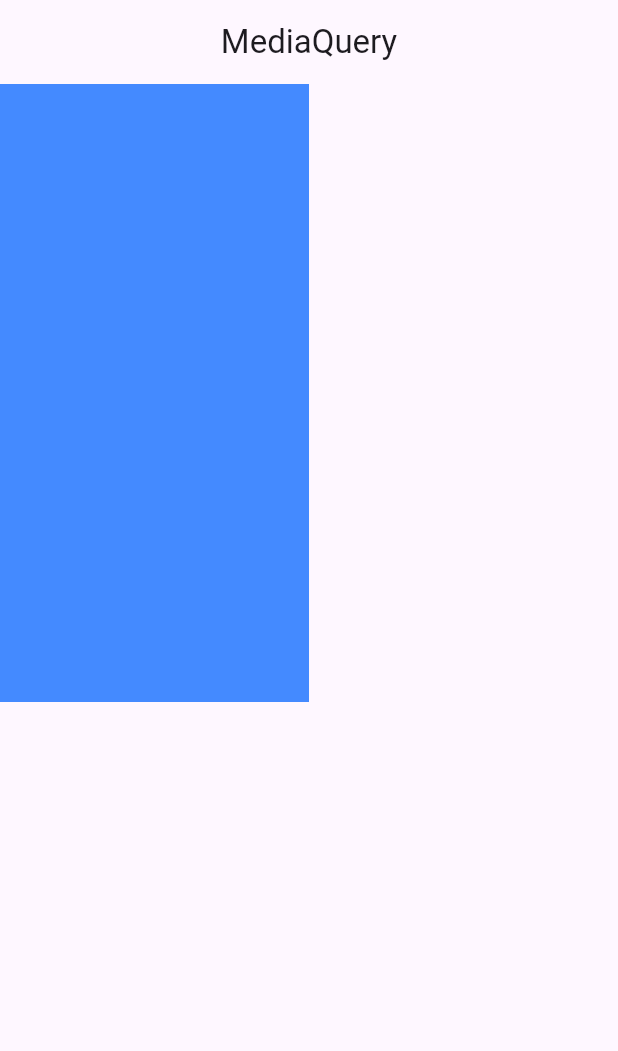
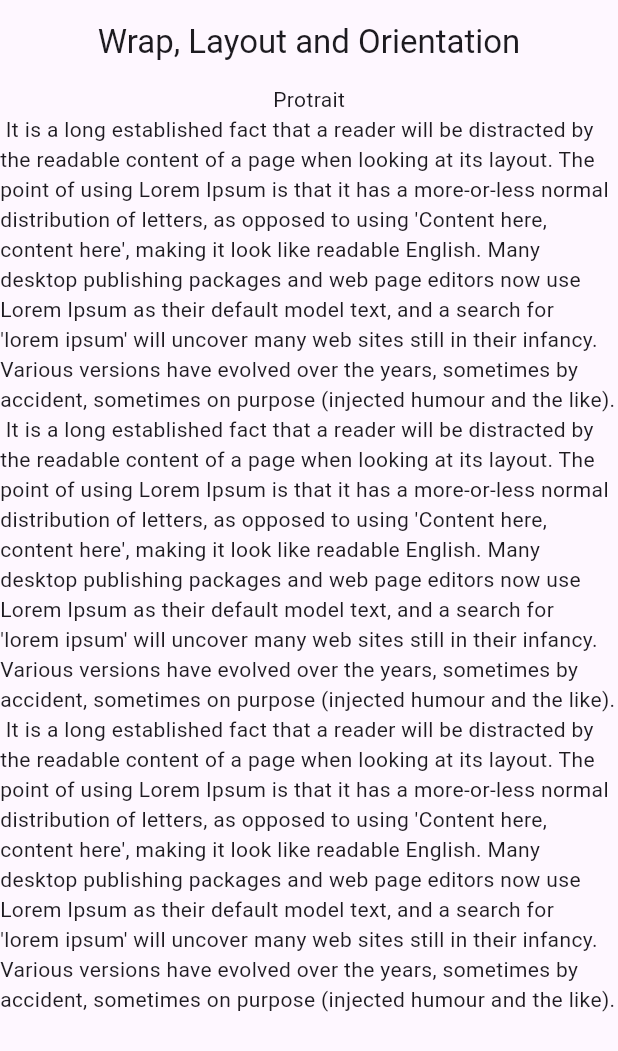
Before and after one commit to saif-ibne-ali/flutter_projects, a Flutter app: the screen it shows after launch, on a phone screen of 412 x 824 dp. Shown: the top 1051 px of the screen. Run offline on Flutter 3.47's test engine with Material 2 defaults, Android fonts, the light colour scheme and no system bars.

Commit message:
LayoutBuilder,OrientationBuilder,Wrapper

```diff
--- a/lib/main.dart
+++ b/lib/main.dart
@@ -1,6 +1,7 @@
 import 'dart:ui';
 
 import 'package:flutter/material.dart';
+import 'package:flutter/rendering.dart';
 
 void main() {
   runApp(const MyApp());
@@ -29,30 +30,45 @@ class HomeScreen extends StatelessWidget {
 
   @override
   Widget build(BuildContext context) {
-    Size size = MediaQuery.of(context).size;
-    print(size);
-    print(size.width);
-    print(size.height);
-    print(size.aspectRatio);
-    print(size.isEmpty);
-    Orientation orientation = MediaQuery.of(context).orientation;
-    print(orientation);
-    List<DisplayFeature> displayFeatures =
-        MediaQuery.of(context).displayFeatures;
-    print(displayFeatures);
-    print(MediaQuery.of(context).devicePixelRatio);
-    print(MediaQuery.platformBrightnessOf(context));
-
     return Scaffold(
-      appBar: AppBar(
-        title: const Text("MediaQuery"),
-        centerTitle: true,
-      ),
-      body: Container(
-        height: size.height / 2,
-        width: size.width / 2,
-        color: Colors.blueAccent,
-      ),
-    );
+        appBar: AppBar(
+          title: const Text("Wrap, Layout and Orientation"),
+          centerTitle: true,
+        ),
+        body: LayoutBuilder(builder: (context, constraints) {
+          print(constraints.biggest);
+          if (constraints.maxWidth > 500) {
+            return const Center(
+              child: Text("To Big Screen"),
+            );
+          } else {
+            return Center(
+              child: OrientationBuilder(builder: (context, orientation) {
+                return Column(
+                  mainAxisAlignment: MainAxisAlignment.center,
+                  children: [
+                    Text(orientation == Orientation.portrait
+                        ? "Protrait"
+                        : "Landscape"),
+                    Expanded(
+                      child: Wrap(
+                        alignment: WrapAlignment.center,
+                        crossAxisAlignment: WrapCrossAlignment.start,
+                        children: [
+                          Text(
+                              " It is a long established fact that a reader will be distracted by the readable content of a page when looking at its layout. The point of using Lorem Ipsum is that it has a more-or-less normal distribution of letters, as opposed to using 'Content here, content here', making it look like readable English. Many desktop publishing packages and web page editors now use Lorem Ipsum as their default model text, and a search for 'lorem ipsum' will uncover many web sites still in their infancy. Various versions have evolved over the years, sometimes by accident, sometimes on purpose (injected humour and the like). "),
+                          Text(
+                              " It is a long established fact that a reader will be distracted by the readable content of a page when looking at its layout. The point of using Lorem Ipsum is that it has a more-or-less normal distribution of letters, as opposed to using 'Content here, content here', making it look like readable English. Many desktop publishing packages and web page editors now use Lorem Ipsum as their default model text, and a search for 'lorem ipsum' will uncover many web sites still in their infancy. Various versions have evolved over the years, sometimes by accident, sometimes on purpose (injected humour and the like). "),
+                          Text(
+                              " It is a long established fact that a reader will be distracted by the readable content of a page when looking at its layout. The point of using Lorem Ipsum is that it has a more-or-less normal distribution of letters, as opposed to using 'Content here, content here', making it look like readable English. Many desktop publishing packages and web page editors now use Lorem Ipsum as their default model text, and a search for 'lorem ipsum' will uncover many web sites still in their infancy. Various versions have evolved over the years, sometimes by accident, sometimes on purpose (injected humour and the like). "),
+                        ],
+                      ),
+                    )
+                  ],
+                );
+              }),
+            );
+          }
+        }));
   }
 }
```
Also changed, not shown: Screenshot from 2023-09-28 08-37-13.png (deleted), image-1.png (added), image.png, 1 other file.
